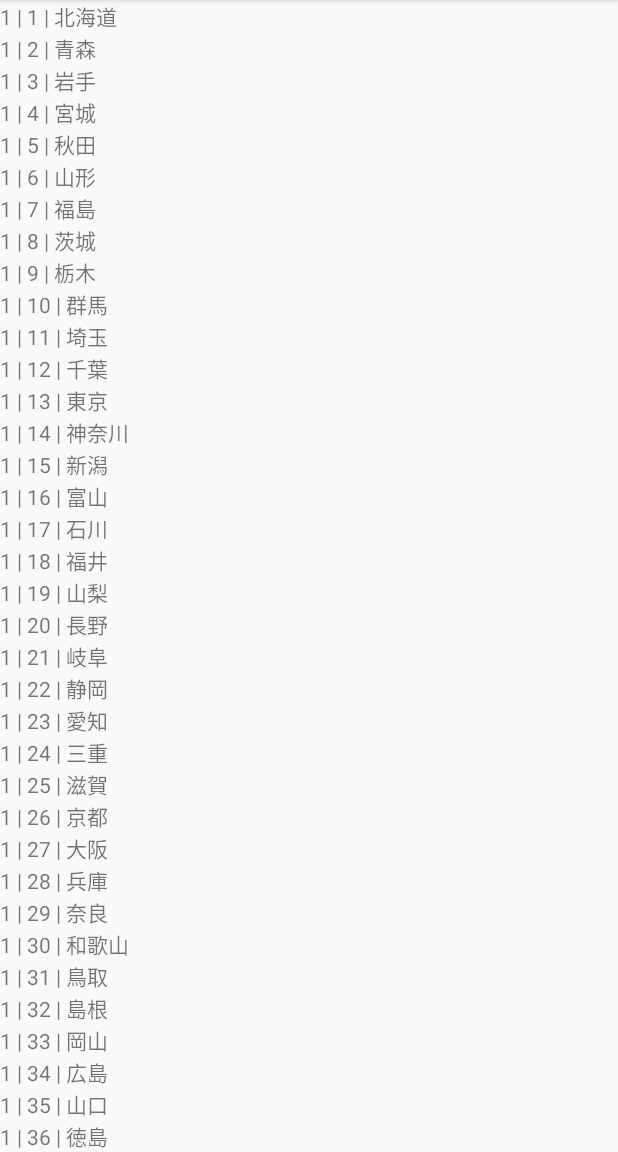
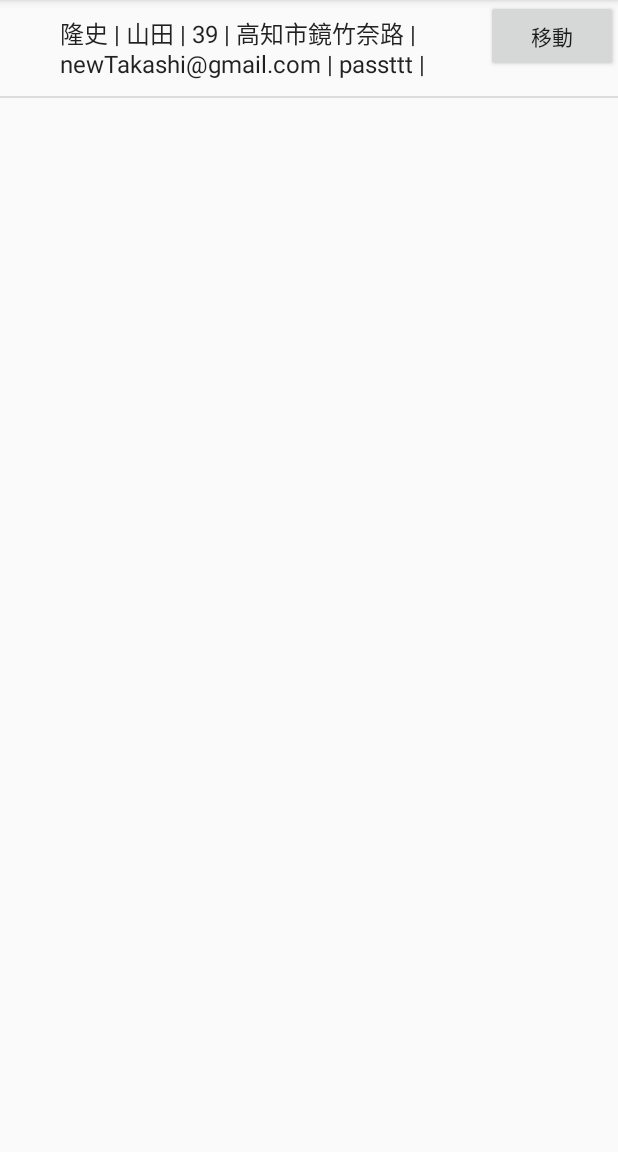
Before and after one commit to s14007/CodeMasterTest, an Android app: the screen it shows after launch (MainActivity), on a phone screen of 412 x 824 dp, the part 84-1236 px from its top. Run offline under Robolectric (Android 15) with nearby library versions, the phone set to English and light mode, and no system bars.

Commit message:
create table AccountDB

```diff
--- a/app/src/main/AndroidManifest.xml
+++ b/app/src/main/AndroidManifest.xml
@@ -15,6 +15,7 @@
                 <category android:name="android.intent.category.LAUNCHER" />
             </intent-filter>
         </activity>
+        <activity android:name=".CreateAccountActivity"></activity>
     </application>
 
 </manifest>
--- a/app/src/main/java/uta/dbtest/MainActivity.java
+++ b/app/src/main/java/uta/dbtest/MainActivity.java
@@ -3,14 +3,18 @@ package uta.dbtest;
 import android.app.Activity;
 import android.content.ContentValues;
 import android.content.Context;
+import android.content.Intent;
 import android.database.Cursor;
 import android.database.sqlite.SQLiteDatabase;
 import android.database.sqlite.SQLiteOpenHelper;
+import android.os.Handler;
+import android.support.annotation.IntegerRes;
 import android.support.annotation.Nullable;
 import android.support.v7.app.AppCompatActivity;
 import android.os.Bundle;
 import android.util.Log;
 import android.view.View;
+import android.widget.ArrayAdapter;
 import android.widget.Button;
 import android.widget.LinearLayout;
 import android.widget.ListView;
@@ -18,33 +22,122 @@ import android.widget.ScrollView;
 import android.widget.SimpleCursorAdapter;
 import android.widget.TextView;
 
+import java.util.ArrayList;
+import java.util.List;
+
 public class MainActivity extends AppCompatActivity {
+
+    private MySQLiteOpenHelper helper;
+    private SQLiteDatabase db;
+    private LinearLayout layout;
+    private List<String> list;
+
+    private Handler handler;
 
     @Override
     public void onCreate(Bundle savedInstanceState) {
         super.onCreate(savedInstanceState);
+        setContentView(R.layout.activity_main);
 
-        ScrollView scrollView = new ScrollView(this);
-        setContentView(scrollView);
+        handler = new Handler();
 
-        LinearLayout layout = new LinearLayout(this);
-        layout.setOrientation(LinearLayout.VERTICAL);
-        scrollView.addView(layout);
+        Button btnNewCreate = (Button)findViewById(R.id.btn_start_newCreate);
+        btnNewCreate.setOnClickListener(new View.OnClickListener() {
+            @Override
+            public void onClick(View view) {
+                Intent intent = new Intent(MainActivity.this, CreateAccountActivity.class);
+                startActivity(intent);
+            }
+        });
 
-        MySQLiteOpenHelper helper = new MySQLiteOpenHelper(this);
-        SQLiteDatabase db = helper.getReadableDatabase();
+        helper = MySQLiteOpenHelper.getInstance(this);
+        readDB();
+    }
 
-        Cursor c = db.query("CodeM", new String[]{"CodeId", "Code", "Name"},
+    @Override
+    protected void onRestart() {
+        super.onRestart();
+
+        readDB();
+    }
+
+    private void readDB() {
+        list = new ArrayList<>();
+        db = helper.getReadableDatabase();
+
+        final ArrayAdapter<String> adapter = new ArrayAdapter<String>(this,
+                android.R.layout.simple_expandable_list_item_1, list);
+        /*Cursor c = db.query("CodeM", new String[]{"CodeId", "Code", "Name"},
                 null, null, null, null, null);
         boolean isEof = c.moveToFirst();
         while (isEof) {
-            TextView tv = new TextView(this);
-            tv.setText(String.format("%s | %d | %s", c.getString(0), c.getInt(1), c.getString(2)));
+//            TextView tv = new TextView(this);
+//            tv.setText(String.format("%s | %d | %s", c.getString(0), c.getInt(1), c.getString(2)));
+            list.add(String.format("%s | %d | %s", c.getString(0), c.getInt(1), c.getString(2)));
             isEof = c.moveToNext();
-            layout.addView(tv);
+//            layout.addView(tv);
         }
+        Log.e("list:", String.valueOf(list.size()));
+
+        ListView listView = (ListView)findViewById(R.id.list_view);
+
+
+
+        listView.setAdapter(adapter);
+
+        adapter.setNotifyOnChange(true);
+
+        // Table取得したデータをListViewにセットするためのスレッド
+        (new Thread(new Runnable() {
+            @Override
+            public void run() {
+
+                //メインスレッドのメッセージキューにメッセージを登録します。
+                handler.post(new Runnable (){
+                    //run()の中の処理はメインスレッドで動作されます。
+                    public void run(){
+                        adapter.notifyDataSetChanged();
+                    }
+                });
+            }
+        })).start();*/
+
+
+        Cursor c = db.query("Account", new String[]{"FirstName", "LastName", "PrefectureId",
+                "Address", "MailAddress", "Password"}, null, null, null, null, null);
+        c.moveToFirst();
+
+        boolean isCheck = c.moveToFirst();
+        while (isCheck) {
+//            TextView tv = new TextView(this);
+            list.add(String.format("%s | %s | %d | %s | %s | %s |", c.getString(0), c.getString(1), c.getInt(2), c.getString(3), c.getString(4), c.getString(5)));
+            isCheck = c.moveToNext();
+//            tv.setText();
+//            layout.addView(tv);
+        }
+
+        ListView listView = (ListView)findViewById(R.id.list_view);
+
+        listView.setAdapter(adapter);
+
+        adapter.setNotifyOnChange(true);
+
+        // Table取得したデータをListViewにセットするためのスレッド
+        (new Thread(new Runnable() {
+            @Override
+            public void run() {
+
+                //メインスレッドのメッセージキューにメッセージを登録します。
+                handler.post(new Runnable (){
+                    //run()の中の処理はメインスレッドで動作されます。
+                    public void run(){
+                        adapter.notifyDataSetChanged();
+                    }
+                });
+            }
+        })).start();
+
         c.close();
-
         db.close();
     }
 }
--- a/app/src/main/java/uta/dbtest/MySQLiteOpenHelper.java
+++ b/app/src/main/java/uta/dbtest/MySQLiteOpenHelper.java
@@ -5,7 +5,8 @@ import android.database.sqlite.SQLiteDatabase;
 import android.database.sqlite.SQLiteOpenHelper;
 import android.os.StrictMode;
 
-public class MySQLiteOpenHelper extends SQLiteOpenHelper {
+class MySQLiteOpenHelper extends SQLiteOpenHelper {
+    private static MySQLiteOpenHelper singleton = null;
 
     final static private int DB_VERSION = 1;
     final static String CREATE_TABLE = "create table CodeM (" +
@@ -15,7 +16,23 @@ public class MySQLiteOpenHelper extends SQLiteOpenHelper {
             "   primary key(CodeId, Code)" +
             ");";
 
-    public MySQLiteOpenHelper(Context context) {
+    final static String CREATE_PRODUCT_TABLE = "create table Account (" +
+            "   FirstName text," +
+            "   LastName text," +
+            "   PrefectureId integer," +
+            "   Address text," +
+            "   MailAddress text," +
+            "   Password text" +
+            ");";
+
+    public static synchronized MySQLiteOpenHelper getInstance(Context context) {
+        if (singleton == null) {
+            singleton = new MySQLiteOpenHelper(context);
+        }
+        return singleton;
+    }
+
+    private MySQLiteOpenHelper(Context context) {
         super(context, null, null, DB_VERSION);
     }
 
@@ -23,6 +40,7 @@ public class MySQLiteOpenHelper extends SQLiteOpenHelper {
     public void onCreate(SQLiteDatabase db) {
         // table create
         db.execSQL(CREATE_TABLE);
+        db.execSQL(CREATE_PRODUCT_TABLE);
 
         // table row insert
         db.execSQL("insert into CodeM(CodeId,Code,Name) values (1, 1, '北海道');");
@@ -74,6 +92,8 @@ public class MySQLiteOpenHelper extends SQLiteOpenHelper {
         db.execSQL("insert into CodeM(CodeId,Code,Name) values (1, 47, '沖縄');");
         db.execSQL("insert into CodeM(CodeId,Code,Name) values (2, 1, '30');");
 
+        db.execSQL("insert into Account(FirstName, LastName, PrefectureId, Address, MailAddress, Password) values ('隆史', '山田', 39, '高知市鏡竹奈路', 'newTakashi@gmail.com', 'passttt');");
+
     }
 
     @Override
--- a/app/src/main/res/layout/activity_main.xml
+++ b/app/src/main/res/layout/activity_main.xml
@@ -7,21 +7,16 @@
     android:layout_height="match_parent"
     tools:context="uta.dbtest.MainActivity">
 
+    <Button
+        android:id="@+id/btn_start_newCreate"
+        android:layout_alignParentRight="true"
+        android:text="移動"
+        android:layout_width="wrap_content"
+        android:layout_height="wrap_content" />
 
-    <ScrollView
+    <ListView
+        android:id="@+id/list_view"
         android:layout_width="match_parent"
-        android:layout_height="match_parent">
-
-            <TextView
-                android:id="@+id/textSuperCell"
-                android:layout_width="match_parent"
-                android:layout_height="match_parent"
-                android:text="Hello World!"
-                app:layout_constraintBottom_toBottomOf="@+id/activity_main"
-                app:layout_constraintLeft_toLeftOf="@+id/activity_main"
-                app:layout_constraintRight_toRightOf="@+id/activity_main"
-                app:layout_constraintTop_toTopOf="@+id/activity_main" />
-
-    </ScrollView>
+        android:layout_height="match_parent" />
 
 </RelativeLayout>
```
Also changed, not shown: app/src/main/java/uta/dbtest/CreateAccountActivity.java (added, +84 -0 lines), app/src/main/res/layout/activity_create_account.xml (added, +25 -0 lines).
